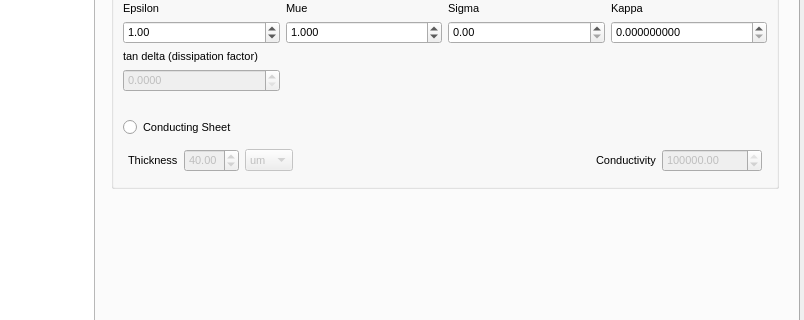
The window that ui/dialog_OpenEMS_Simulation_Creator.ui (LubomirJagos42/FreeCAD-OpenEMS-Export) describes before a commit, drawn with Qt 5; both pictures show x 608 to 1412 and y 191 to 511 of the 1412 by 757 pixel window.
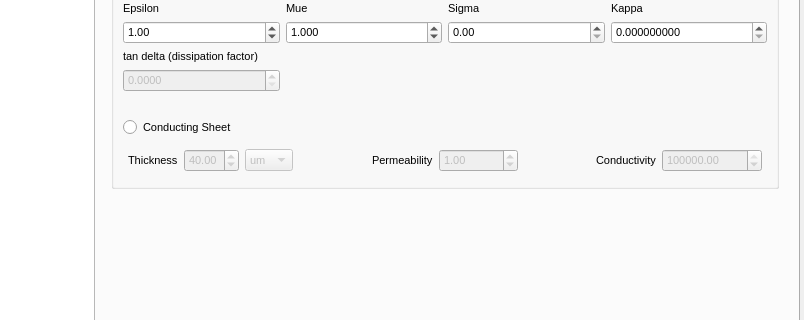
The same window after the commit. The open tabs and pages were chosen to show the change.

Commit message: added conductivity sheet permeability for palace, proper duplicate check during generate script button click, added palace conductivity sheet generate code block

The edit to the form file:
```diff
--- a/ui/dialog_OpenEMS_Simulation_Creator.ui
+++ b/ui/dialog_OpenEMS_Simulation_Creator.ui
@@ -2031,6 +2031,42 @@
                     </property>
                    </spacer>
                   </item>
+                  <item>
+                   <widget class="QLabel" name="label_174">
+                    <property name="text">
+                     <string>Permeability</string>
+                    </property>
+                   </widget>
+                  </item>
+                  <item>
+                   <widget class="QDoubleSpinBox" name="materialConductingSheetPermeability">
+                    <property name="enabled">
+                     <bool>false</bool>
+                    </property>
+                    <property name="maximum">
+                     <double>1000000.000000000000000</double>
+                    </property>
+                    <property name="singleStep">
+                     <double>0.100000000000000</double>
+                    </property>
+                    <property name="value">
+                     <double>1.000000000000000</double>
+                    </property>
+                   </widget>
+                  </item>
+                  <item>
+                   <spacer name="horizontalSpacer_59">
+                    <property name="orientation">
+                     <enum>Qt::Orientation::Horizontal</enum>
+                    </property>
+                    <property name="sizeHint" stdset="0">
+                     <size>
+                      <width>40</width>
+                      <height>20</height>
+                     </size>
+                    </property>
+                   </spacer>
+                  </item>
                   <item>
                    <widget class="QLabel" name="label_56">
                     <property name="text">
```
The commit also changes 4 other files.
